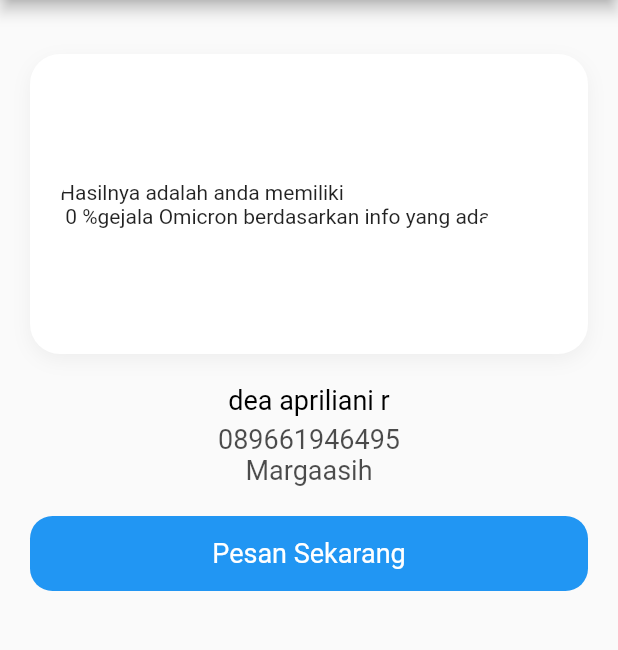
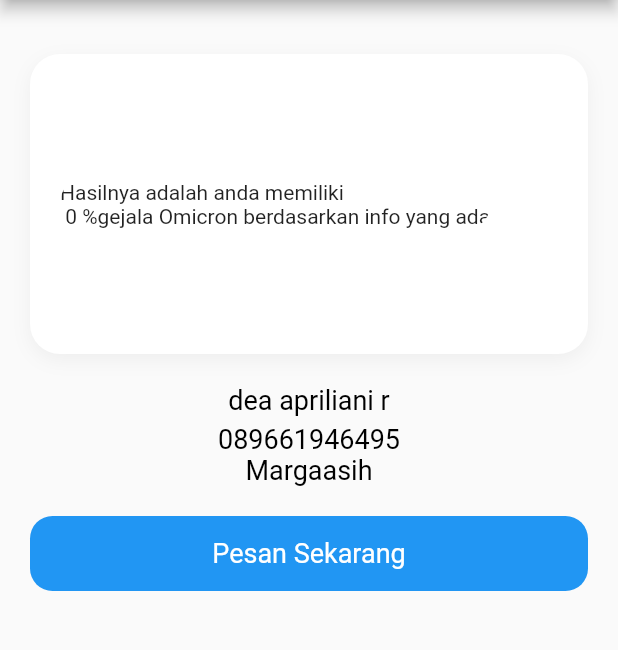
Before and after one commit to Deaar244/home-service, a Flutter app: the HalamanHasil screen opened directly, on a phone screen of 412 x 824 dp, the part 84-734 px from its top. Run offline on Flutter 3.47's test engine with Material 2 defaults, Android fonts, the phone set to English and light mode, and no system bars; network calls fail.

Commit message:
tambah dikit doang

```diff
--- a/lib/pages/halaman_lima.dart
+++ b/lib/pages/halaman_lima.dart
@@ -46,8 +46,8 @@ class HalamanHasil extends StatelessWidget {
                                   " %" +
                                   "gejala Omicron berdasarkan info yang ada")),
                           SizedBox(
-                            width: 15,
-                            height: 10,
+                            width: 20,
+                            height: 20,
                           ),
                         ],
                       )
@@ -55,7 +55,6 @@ class HalamanHasil extends StatelessWidget {
                   ),
                 )),
             Column(
-              crossAxisAlignment: CrossAxisAlignment.center,
               children: [
                 Text(
                   "dea apriliani r",
@@ -70,13 +69,11 @@ class HalamanHasil extends StatelessWidget {
                 ),
                 Text(
                   "089661946495",
-                  style: TextStyle(
-                      color: Colors.black.withOpacity(0.7), fontSize: 18),
+                  style: TextStyle(color: Colors.black, fontSize: 18),
                 ),
                 Text(
                   "Margaasih",
-                  style: TextStyle(
-                      color: Colors.black.withOpacity(0.7), fontSize: 18),
+                  style: TextStyle(color: Colors.black, fontSize: 18),
                 ),
               ],
             ),
--- a/pubspec.yaml
+++ b/pubspec.yaml
@@ -1,9 +1,9 @@
-name: home_service
+name: home_cleaning
 description: A new Flutter project.
 
 # The following line prevents the package from being accidentally published to
 # pub.dev using `flutter pub publish`. This is preferred for private packages.
-publish_to: 'none' # Remove this line if you wish to publish to pub.dev
+publish_to: "none" # Remove this line if you wish to publish to pub.dev
 
 # The following defines the version and build number for your application.
 # A version number is three numbers separated by dots, like 1.2.43
@@ -30,7 +30,6 @@ dependencies:
   flutter:
     sdk: flutter
 
-
   # The following adds the Cupertino Icons font to your application.
   # Use with the CupertinoIcons class for iOS style icons.
   cupertino_icons: ^1.0.2
@@ -51,7 +50,6 @@ dev_dependencies:
 
 # The following section is specific to Flutter.
 flutter:
-
   # The following line ensures that the Material Icons font is
   # included with your application, so that you can use the icons in
   # the material Icons class.
```
Also changed, not shown: lib/pages/halaman_home.dart (+5 -6 lines).
